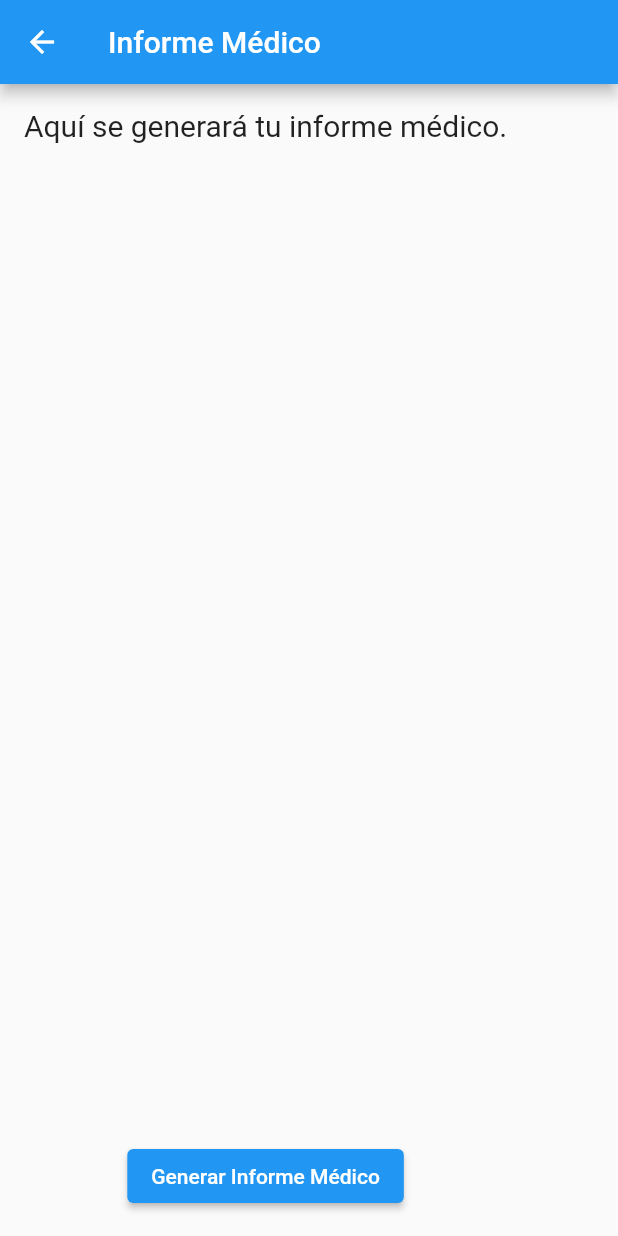
After one commit to Alexilobos/native_robot_medico, a Flutter app: the MedicalReportInterface screen opened directly, on a phone screen of 412 x 824 dp. The commit adds this screen. Run offline on Flutter 3.47's test engine with Material 2 defaults, Android fonts, the phone set to English and light mode, and no system bars; our stand-ins replace flutter_svg.

Commit message:
se corrigio un poco de lo ultimo de mediciones

```diff
--- /dev/null
+++ b/lib/informe.dart
@@ -0,0 +1,53 @@
+import 'package:flutter/material.dart';
+
+import 'home.dart';
+
+class MedicalReportInterface extends StatefulWidget {
+  const MedicalReportInterface({Key? key}) : super(key: key);
+
+  @override
+  _MedicalReportInterfaceState createState() => _MedicalReportInterfaceState();
+}
+
+class _MedicalReportInterfaceState extends State<MedicalReportInterface> {
+  String medicalReport = "Aquí se generará tu informe médico.";
+
+  @override
+  Widget build(BuildContext context) {
+    return Scaffold(
+      appBar: AppBar(
+        title: const Text('Informe Médico'),
+        leading: IconButton(
+          icon: const Icon(Icons.arrow_back),
+          onPressed: () {
+            Navigator.pop(context); // Realizar la navegación hacia atrás
+          },
+        ),
+      ),
+      body: Column(
+        children: [
+          Expanded(
+            child: SingleChildScrollView(
+              padding: const EdgeInsets.all(16.0),
+              child: Text(medicalReport, style: const TextStyle(fontSize: 20.0)),
+            ),
+          ),
+          Padding(
+            padding: const EdgeInsets.all(16.0),
+            child: ElevatedButton(
+              onPressed: () {
+                      Navigator.push(
+                        context,
+                        MaterialPageRoute(
+                          builder: (context) => const GridCardApp(),
+                        ),
+                      );
+                    },
+              child: const Text('Generar Informe Médico'),
+            ),
+          ),
+        ],
+      ),
+    );
+  }
+}
--- a/lib/mediciones.dart
+++ b/lib/mediciones.dart
@@ -144,6 +144,7 @@ class _MedicionesInterfaceState
                         children: [
                           ElevatedButton(
                             onPressed: allDataAvailable && !measuringTemperature ? sendData : null,
+
                             style: ElevatedButton.styleFrom(
                               padding: EdgeInsets.zero,
                               shape: CircleBorder(),
```
